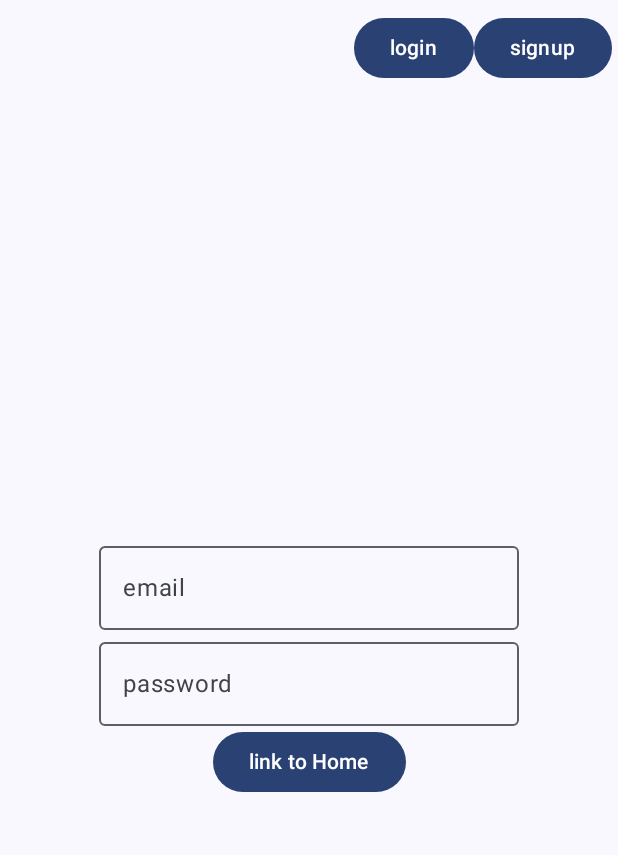
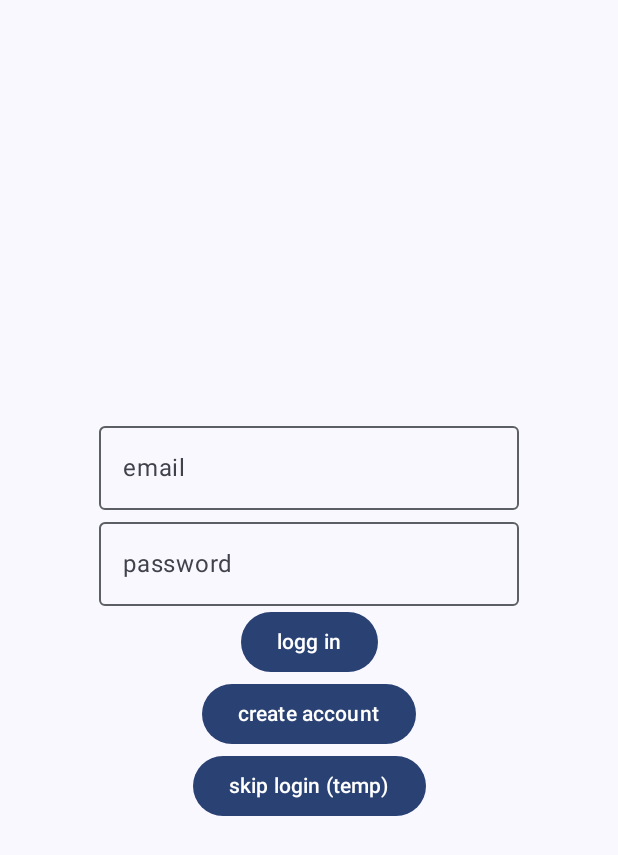
Before and after one commit to Mjsoylan/gruppe9mobilprog, an Android app built with Jetpack Compose: the screen it shows after launch (MainActivity), on a phone screen of 412 x 824 dp. Shown: the top 855 px of the screen. Run offline under Robolectric (Android 15) with nearby library versions, the phone set to English and light mode, and no system bars; our stand-ins replace Firebase (no records; nobody signed in at launch, a user with empty details on screens opened directly).

Commit message:
add loging(still work in prog) and icon

```diff
--- a/app/src/main/java/com/example/librarypluss_gruppe09/LoginScreen.kt
+++ b/app/src/main/java/com/example/librarypluss_gruppe09/LoginScreen.kt
@@ -1,16 +1,24 @@
 package com.example.librarypluss_gruppe09
 
+import android.content.ContentValues.TAG
 import android.util.Log
 import androidx.compose.foundation.layout.Arrangement
 import androidx.compose.foundation.layout.Column
 import androidx.compose.foundation.layout.fillMaxSize
 import androidx.compose.foundation.layout.padding
 import androidx.compose.foundation.text.KeyboardOptions
+import androidx.compose.material.icons.Icons
+import androidx.compose.material.icons.filled.AccountBox
+import androidx.compose.material.icons.filled.Done
+import androidx.compose.material.icons.filled.List
 import androidx.compose.material3.Button
 import androidx.compose.material3.ExperimentalMaterial3Api
+import androidx.compose.material3.Icon
+import androidx.compose.material3.IconButton
 import androidx.compose.material3.OutlinedTextField
+import androidx.compose.material3.Scaffold
 import androidx.compose.material3.Text
-import androidx.compose.material3.TextField
+import androidx.compose.material3.TopAppBar
 import androidx.compose.runtime.Composable
 import androidx.compose.runtime.getValue
 import androidx.compose.runtime.mutableStateOf
@@ -21,24 +29,25 @@ import androidx.compose.ui.Modifier
 import androidx.compose.ui.text.input.KeyboardType
 import androidx.compose.ui.text.input.PasswordVisualTransformation
 import androidx.compose.ui.tooling.preview.Preview
+import androidx.navigation.NavController
 import androidx.navigation.compose.NavHost
 import androidx.navigation.compose.composable
 import androidx.navigation.compose.rememberNavController
 import com.google.firebase.auth.FirebaseAuth
 import com.google.firebase.auth.ktx.auth
+import com.google.firebase.auth.ktx.userProfileChangeRequest
 import com.google.firebase.ktx.Firebase
 
 
 lateinit var auth: FirebaseAuth
+//public val user = TODO();
 
 @OptIn(ExperimentalMaterial3Api::class)
 @Composable
 fun LoginScreen(goto: () -> Unit,
-    modifier: Modifier = Modifier
-) {
+    modifier: Modifier = Modifier)  {
     var password by remember { mutableStateOf("") }
     var email by remember { mutableStateOf("") }
-
     Column(
         horizontalAlignment = Alignment.CenterHorizontally,
         verticalArrangement = Arrangement.Center,
@@ -52,54 +61,38 @@ fun LoginScreen(goto: () -> Unit,
             keyboardOptions = KeyboardOptions(keyboardType = KeyboardType.Password),
             label = { Text("password") }
         )
-        Button(onClick = { goto() }) {
-            Text(text = "link to Home")
+
+        Button(onClick = {signin(email,password) ; goto() }) {
+            Text(text = "logg in")
+        }
+        Button(onClick = {createAccount(email,password); goto()   }) {
+            Text(text = "create account")
+        }
+        Button(onClick = {signin("mads.soyland@gmail.com","password") ; goto() }) {
+            Text(text = "skip login (temp)")
         }
 
     }
 
 }
-@OptIn(ExperimentalMaterial3Api::class)
-@Composable
-fun SiginUp(goto: () -> Unit,
-            modifier: Modifier = Modifier) {
-
-
-    var password by remember { mutableStateOf("") }
-    var email by remember { mutableStateOf("") }
-
-    Column(
-        horizontalAlignment = Alignment.CenterHorizontally,
-        verticalArrangement = Arrangement.Center,
-        modifier = modifier.fillMaxSize()
-    ) {
-        OutlinedTextField(
-            value = email,
-            onValueChange = { email = it },
-            label = { Text("email") })
-        OutlinedTextField(
-            value = password,
-            onValueChange = { password = it },
-            visualTransformation = PasswordVisualTransformation(),
-            keyboardOptions = KeyboardOptions(keyboardType = KeyboardType.Password),
-            label = { Text("password") }
-        )
-        Button(onClick = { goto() }) {
-            Text(text = "link to Home")
-
-        }
-        Button(onClick = {createAccount(email,password)  }) {
-            Text(text = "link to Home")
-
-
-        }
-    }
-}
 
 private fun createAccount(email: String, password: String) {
     auth = Firebase.auth
-    // [START create_user_with_email]
     auth.createUserWithEmailAndPassword(email, password)
+    signin(email,password)
+    val user = Firebase.auth.currentUser
 
+    val profileUpdates = userProfileChangeRequest {
+        displayName = "testusername"
+    }
+    user!!.updateProfile(profileUpdates)
+        .addOnCompleteListener { task ->
+            if (task.isSuccessful) {
+                Log.d(TAG, "User profile updated.")
+            }
         }
-    // [END create_user_with_email]
+        }
+private fun signin(email: String,password: String) {
+    auth = Firebase.auth
+    auth.signInWithEmailAndPassword(email, password)
+}
--- a/app/src/main/java/com/example/librarypluss_gruppe09/MainActivity.kt
+++ b/app/src/main/java/com/example/librarypluss_gruppe09/MainActivity.kt
@@ -5,15 +5,8 @@ import androidx.activity.ComponentActivity
 import androidx.activity.compose.setContent
 import androidx.compose.foundation.layout.fillMaxSize
 import androidx.compose.foundation.layout.padding
-import androidx.compose.foundation.magnifier
-import androidx.compose.material.icons.Icons
-import androidx.compose.material.icons.filled.AccountBox
-import androidx.compose.material.icons.filled.Done
-import androidx.compose.material.icons.filled.List
 import androidx.compose.material3.Button
 import androidx.compose.material3.ExperimentalMaterial3Api
-import androidx.compose.material3.Icon
-import androidx.compose.material3.IconButton
 import androidx.compose.material3.MaterialTheme
 import androidx.compose.material3.Scaffold
 import androidx.compose.material3.Surface
@@ -65,33 +58,20 @@ class MainActivity : ComponentActivity() {
 @Composable
 fun NavtoScreen(modifier: Modifier = Modifier) {
     val navController = rememberNavController()
-    Scaffold(topBar = {
-        TopAppBar(
-            title = { /*TODO*/ },
-            actions = {
-                Button(onClick = { navController.navigate("login") }) {
-                    Text(text = "login")
-                }
-                Button(onClick = { navController.navigate("SiginUp") }) {
-                    Text(text = "signup")
-                }
-            }
-        )
-    }) { innerPadding ->
+    Scaffold() { innerPadding ->
         NavHost(
             navController = navController,
             startDestination = "login",
             modifier = modifier.padding(innerPadding)
         ) {
             composable("login") {
-                LoginScreen(goto = { navController.navigate("home") }, Modifier.fillMaxSize().padding())
+                LoginScreen(
+                    goto = { navController.navigate("home") }, Modifier.fillMaxSize().padding())
             }
             composable("home") {
                 BottomNavigation()
             }
-            composable("SiginUp") {
-                SiginUp(goto = { navController.navigate("home") }, Modifier.fillMaxSize().padding())
-            }
+
         }
     }
 }
```
Also changed, not shown: app/src/main/java/com/example/librarypluss_gruppe09/NavFromHomeScreen.kt (+19 -8 lines).
